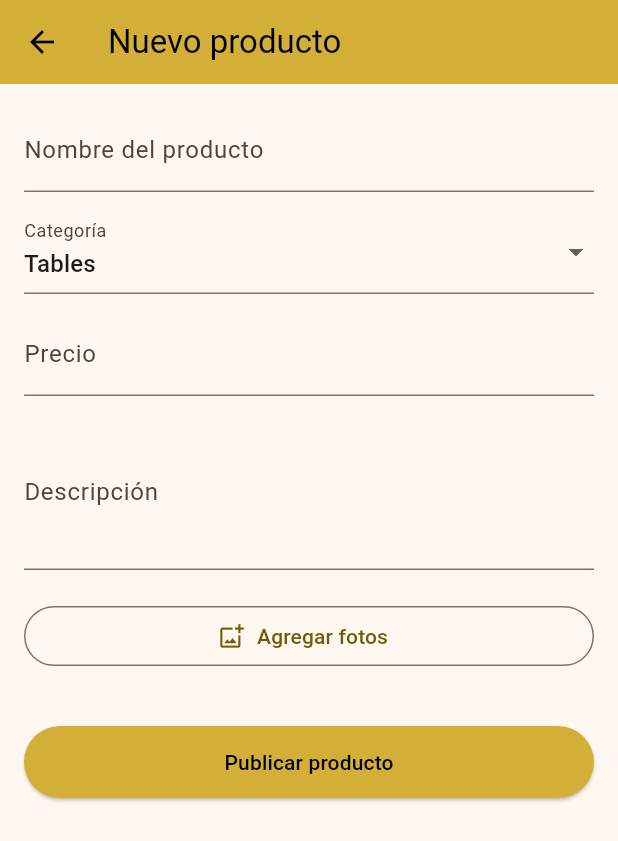
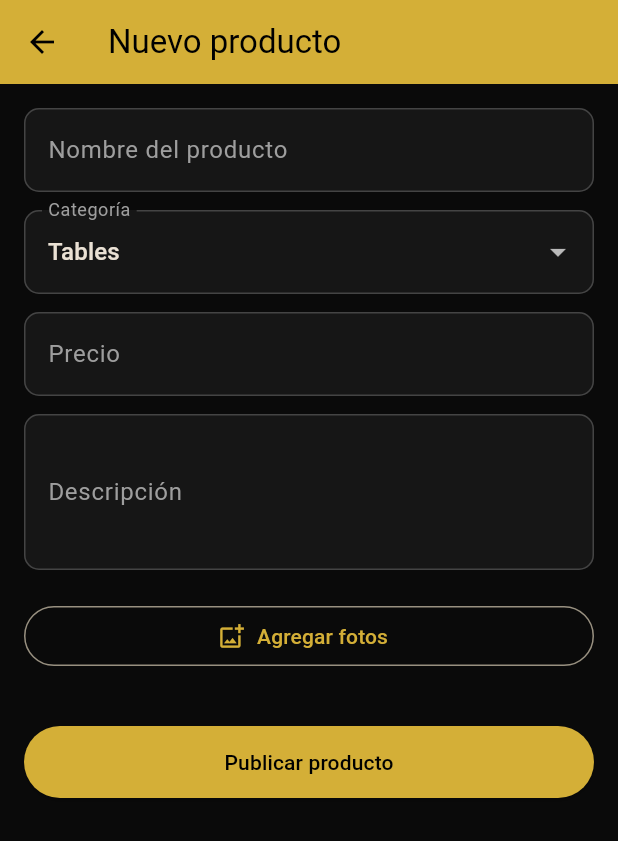
Before and after one commit to Marketinglondon/kl-prestige-table-app, a Flutter app: the screen it shows after launch, after a tap on the "add" icon, on a phone screen of 412 x 824 dp. Shown: the top 841 px of the screen. Run offline on Flutter 3.47's test engine with Material 3 defaults, Android fonts, the phone set to English and light mode, and no system bars; our stand-ins replace cloud_firestore, firebase_auth, firebase_core, image_picker; accounts and stored records are empty; network calls fail.

Commit message:
Update main.dart

```diff
--- a/lib/main.dart
+++ b/lib/main.dart
@@ -15,15 +15,58 @@ class MyApp extends StatelessWidget {
 
   @override
   Widget build(BuildContext context) {
+    const dorado = Color(0xFFD4AF37);
     return MaterialApp(
       title: AppConfig.appName,
       debugShowCheckedModeBanner: false,
       theme: ThemeData(
-        primarySwatch: Colors.amber,
         useMaterial3: true,
+        brightness: Brightness.dark,
+        scaffoldBackgroundColor: const Color(0xFF0A0A0A),
         colorScheme: ColorScheme.fromSeed(
-          seedColor: const Color(0xFFD4AF37),
-          brightness: Brightness.light,
+          seedColor: dorado,
+          brightness: Brightness.dark,
+          primary: dorado,
+          secondary: dorado,
+        ),
+        appBarTheme: const AppBarTheme(
+          backgroundColor: Color(0xFF0A0A0A),
+          foregroundColor: dorado,
+          elevation: 0,
+        ),
+        cardTheme: CardThemeData(
+          color: const Color(0xFF161616),
+          shape: RoundedRectangleBorder(
+            borderRadius: BorderRadius.circular(12),
+            side: const BorderSide(color: Color(0xFF2A2A2A)),
+          ),
+        ),
+        inputDecorationTheme: InputDecorationTheme(
+          filled: true,
+          fillColor: const Color(0xFF161616),
+          border: OutlineInputBorder(
+            borderRadius: BorderRadius.circular(10),
+            borderSide: const BorderSide(color: dorado),
+          ),
+          enabledBorder: OutlineInputBorder(
+            borderRadius: BorderRadius.circular(10),
+            borderSide: const BorderSide(color: Color(0xFF444444)),
+          ),
+          focusedBorder: OutlineInputBorder(
+            borderRadius: BorderRadius.circular(10),
+            borderSide: const BorderSide(color: dorado, width: 2),
+          ),
+          labelStyle: const TextStyle(color: Colors.grey),
+        ),
+        elevatedButtonTheme: ElevatedButtonThemeData(
+          style: ElevatedButton.styleFrom(
+            backgroundColor: dorado,
+            foregroundColor: Colors.black,
+          ),
+        ),
+        floatingActionButtonTheme: const FloatingActionButtonThemeData(
+          backgroundColor: dorado,
+          foregroundColor: Colors.black,
         ),
       ),
       home: const AuthGate(),
@@ -47,7 +90,10 @@ class AuthGate extends StatelessWidget {
       builder: (context, snapshot) {
         if (snapshot.connectionState == ConnectionState.waiting) {
           return const Scaffold(
-            body: Center(child: CircularProgressIndicator()),
+            backgroundColor: Color(0xFF0A0A0A),
+            body: Center(
+              child: CircularProgressIndicator(color: Color(0xFFD4AF37)),
+            ),
           );
         }
         return const AdminHomeScreen();
```
